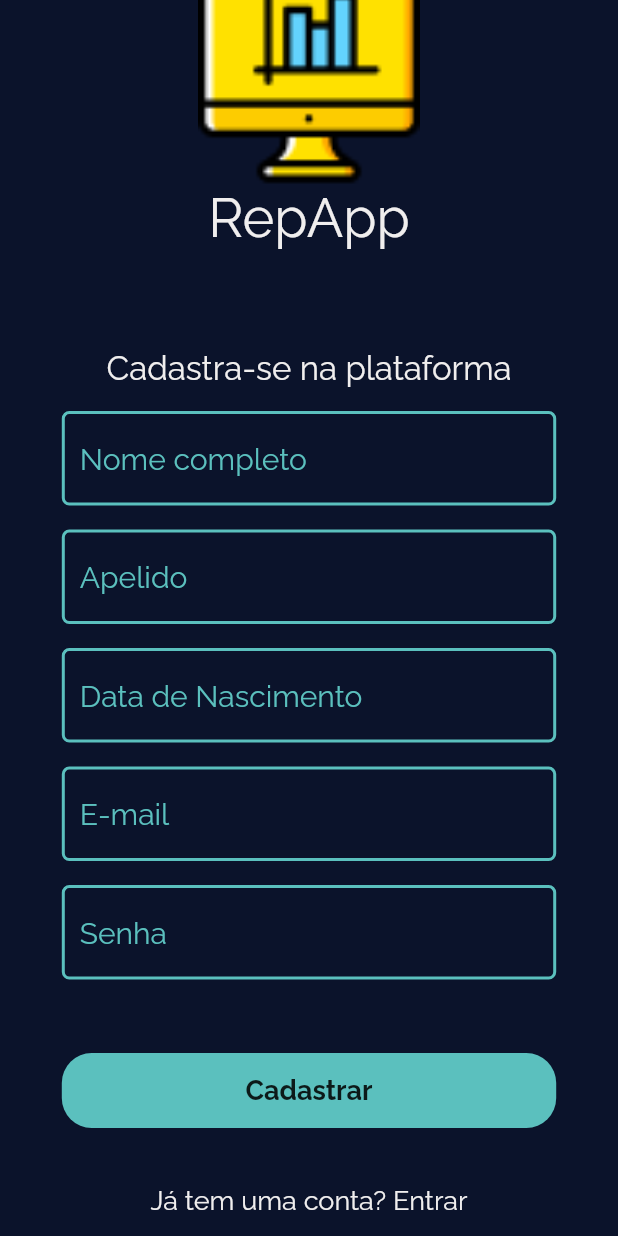
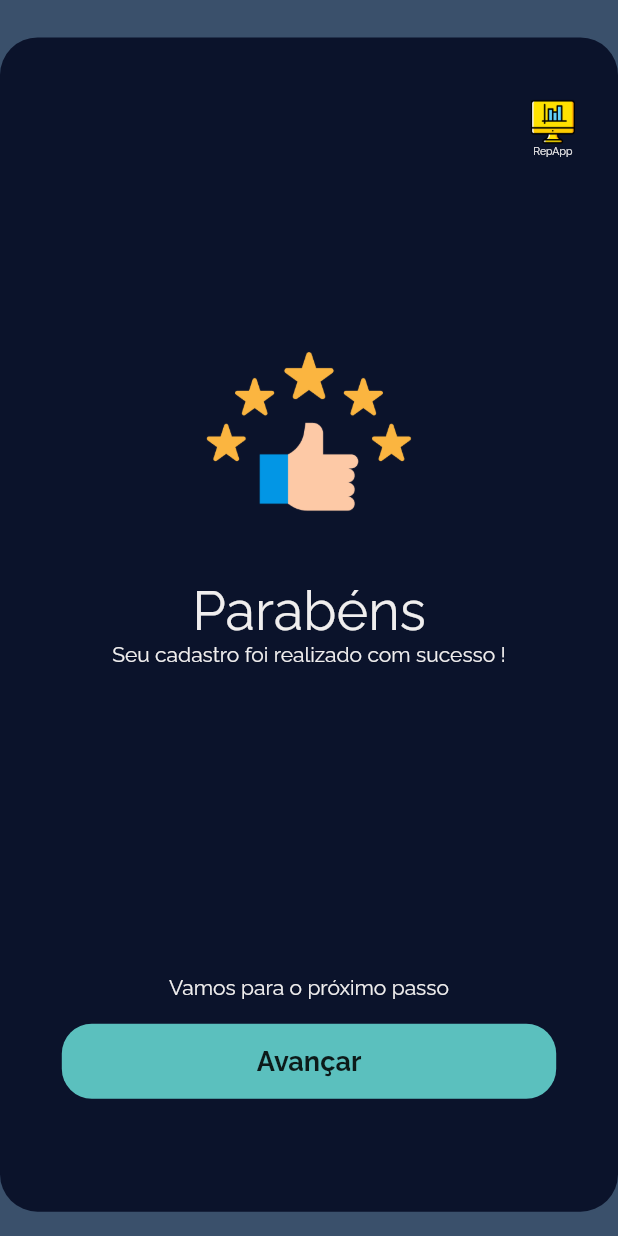
Before and after one commit to lhleonardo/trabalho-android, a Flutter app: the RegisterMember screen opened by its route, scrolled down 133 dp, after a tap on "Cadastrar", on a phone screen of 412 x 824 dp. Run offline on Flutter 3.47's test engine with Material 2 defaults, Android fonts, the phone set to English and light mode, and no system bars; our stand-ins replace cloud_firestore, firebase_auth, firebase_core; accounts and stored records are empty.

Commit message:
Telas welcome e enter_house finalizadas

```diff
--- a/trabalho/lib/components/dialogAlert.dart
+++ b/trabalho/lib/components/dialogAlert.dart
@@ -40,7 +40,7 @@ class _DialogState extends State<DialogAlert> {
                     "Membro",
                     style: TextStyle(
                       color: Color.fromRGBO(240, 238, 238, 1),
-                      fontSize: 12.3,
+                      fontSize: 12,
                     ),
                   ),
                 ],
@@ -77,7 +77,7 @@ class _DialogState extends State<DialogAlert> {
                     "Representante",
                     style: TextStyle(
                       color: Color.fromRGBO(240, 238, 238, 1),
-                      fontSize: 12.3,
+                      fontSize: 12,
                     ),
                   ),
                 ],
--- /dev/null
+++ b/trabalho/lib/home/welcome_page.dart
@@ -0,0 +1,89 @@
+import 'package:flutter/material.dart';
+import 'package:trabalho/components/button.dart';
+import '../routes/routes.dart';
+
+class WelcomePage extends StatelessWidget {
+  @override
+  Widget build(BuildContext context) {
+    return Scaffold(
+      backgroundColor: Theme.of(context).primaryColor,
+      body: SingleChildScrollView(
+        child: Center(
+          child: Container(
+            margin: EdgeInsets.only(top: 25, bottom: 5),
+            height: MediaQuery.of(context).size.height * 0.95,
+            width: MediaQuery.of(context).size.height * 1,
+            decoration: new BoxDecoration(
+              color: Theme.of(context).backgroundColor,
+              borderRadius: BorderRadius.all(Radius.circular(25)),
+            ),
+            child: Column(
+              children: [
+                SizedBox(
+                  height: MediaQuery.of(context).size.height * 0.05,
+                ),
+                Container(
+                  child: Align(
+                    alignment: Alignment(0.85, -0.85),
+                    child: Column(
+                      children: [
+                        const Image(
+                          image: AssetImage('assets/icons/logo.png'),
+                          height: 30,
+                          fit: BoxFit.fill,
+                        ),
+                        Text(
+                          'RepApp',
+                          style: TextStyle(
+                            color: Color.fromRGBO(240, 238, 238, 1),
+                            fontSize: 7,
+                          ),
+                        )
+                      ],
+                    ),
+                  ),
+                ),
+                SizedBox(
+                  height: MediaQuery.of(context).size.height * 0.13,
+                ),
+                Image(
+                  image: AssetImage('assets/icons/thumbs.png'),
+                  height: 150,
+                  fit: BoxFit.fill,
+                ),
+                SizedBox(
+                  height: MediaQuery.of(context).size.height * 0.03,
+                ),
+                Text(
+                  'Parabéns',
+                  style: Theme.of(context).textTheme.headline1,
+                ),
+                Text(
+                  'Seu cadastro foi realizado com sucesso !',
+                  style: Theme.of(context).textTheme.caption,
+                  textAlign: TextAlign.center,
+                ),
+                SizedBox(
+                  height: MediaQuery.of(context).size.height * 0.25,
+                ),
+                Text(
+                  'Vamos para o próximo passo',
+                  style: Theme.of(context).textTheme.caption,
+                  textAlign: TextAlign.center,
+                ),
+                SizedBox(
+                  height: MediaQuery.of(context).size.height * 0.02,
+                ),
+                Button(
+                    text: 'Avançar',
+                    callback: () {
+                      Navigator.of(context).pushNamed(Routes.enterHousePage);
+                    }),
+              ],
+            ),
+          ),
+        ),
+      ),
+    );
+  }
+}
--- a/trabalho/lib/main.dart
+++ b/trabalho/lib/main.dart
@@ -1,5 +1,7 @@
 import 'package:flutter/material.dart';
 import 'package:firebase_core/firebase_core.dart';
+import 'package:trabalho/home/enter_house_page.dart';
+import 'package:trabalho/home/welcome_page.dart';
 import 'package:trabalho/pages/auth/register_member_page.dart';
 import 'package:trabalho/pages/error_page.dart';
 import 'package:trabalho/pages/splash_screen.dart';
@@ -23,6 +25,8 @@ class MyApp extends StatelessWidget {
       routes: {
         Routes.registerHouse: (_) => RegisterHouse(),
         Routes.registerMember: (_) => RegisterMember(),
+        Routes.welcomePage: (_) => WelcomePage(),
+        Routes.enterHousePage: (_) => EnterHousePage(),
       },
     );
   }
--- a/trabalho/lib/pages/auth/register_member_page.dart
+++ b/trabalho/lib/pages/auth/register_member_page.dart
@@ -1,12 +1,13 @@
 import 'package:flutter/material.dart';
 import 'package:trabalho/components/input.dart';
+import 'package:trabalho/components/button.dart';
+import '../../routes/routes.dart';
 
 class RegisterMember extends StatelessWidget {
   @override
   Widget build(BuildContext context) {
     return Scaffold(
       backgroundColor: Theme.of(context).backgroundColor,
-
       body: SingleChildScrollView(
         child: Center(
           child: Column(
@@ -74,24 +75,11 @@ class RegisterMember extends StatelessWidget {
                       ),
                       Padding(
                         padding: const EdgeInsets.only(top: 16.0),
-                        child: Container(
-                          width: MediaQuery.of(context).size.width * 0.8,
-                          height: 50,
-                          child: FlatButton(
-                            shape: RoundedRectangleBorder(
-                              borderRadius: BorderRadius.circular(20),
-                            ),
-                            color: Theme.of(context).accentColor,
-                            child: const Text(
-                              'Cadastrar',
-                              style: TextStyle(
-                                fontSize: 18,
-                                fontWeight: FontWeight.bold,
-                              ),
-                            ),
-                            onPressed: () {},
-                          ),
-                        ),
+                        child: Button(
+                          text: 'Cadastrar',
+                          callback: () {
+                            Navigator.of(context).pushNamed(Routes.welcomePage);
+                          }),
                       ),
                     ],
                   ),
--- a/trabalho/lib/routes/routes.dart
+++ b/trabalho/lib/routes/routes.dart
@@ -4,5 +4,8 @@ class Routes {
   static const registerUser = '/transaction-form';
   static const registerHouse = '/draft-form';
   static const registerMember = '/register-member';
+  static const welcomePage = '/welcome-page';
+  static const enterHousePage = '/enter-house-page';
+
   static const homePage = '/home';
 }
--- a/trabalho/pubspec.yaml
+++ b/trabalho/pubspec.yaml
@@ -50,6 +50,8 @@ flutter:
     - assets/icons/logo.png
     - assets/icons/member.png
     - assets/icons/house.png
+    - assets/icons/group.png
+    - assets/icons/thumbs.png
 
   # An image asset can refer to one or more resolution-specific "variants", see
   # https://flutter.dev/assets-and-images/#resolution-aware.
```
Also changed, not shown: trabalho/lib/home/enter_house_page.dart (added, +96 -0 lines), trabalho/assets/icons/2.0x/group.png (added), trabalho/assets/icons/2.0x/thumbs.png (added), trabalho/assets/icons/3.0x/group.png (added), trabalho/assets/icons/3.0x/thumbs.png (added), trabalho/assets/icons/group.png (added), trabalho/assets/icons/thumbs.png (added).
